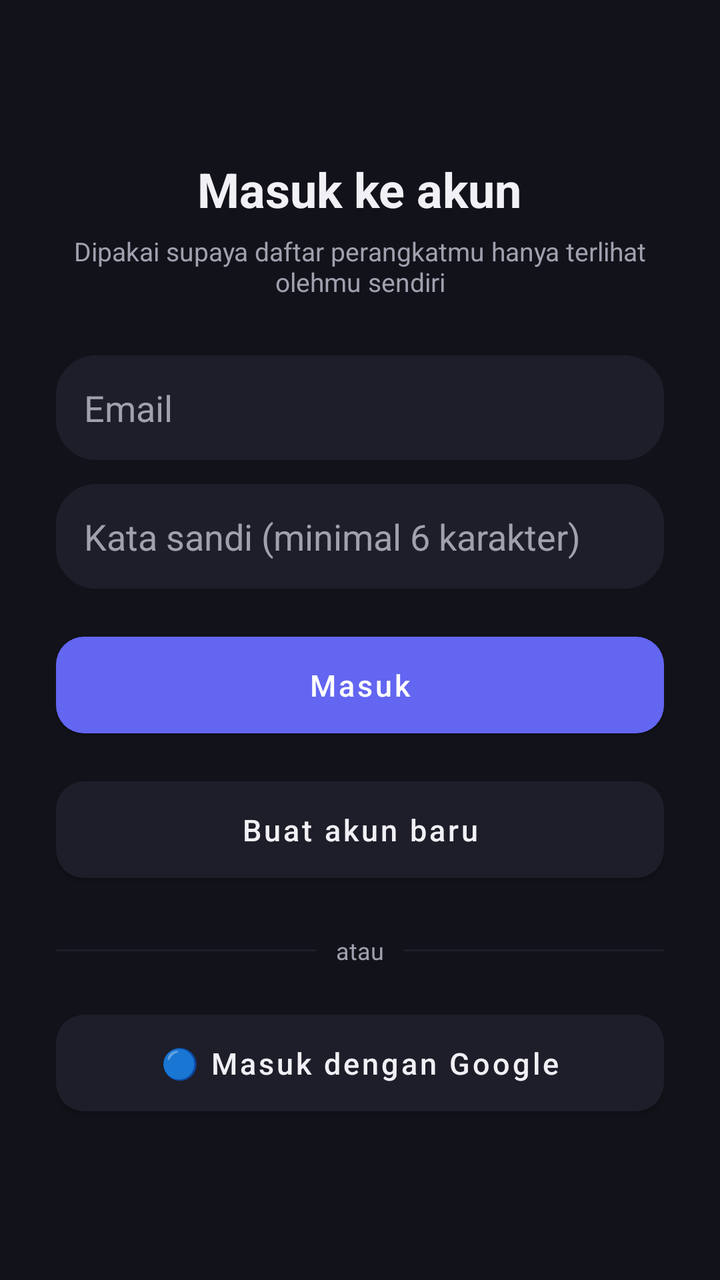
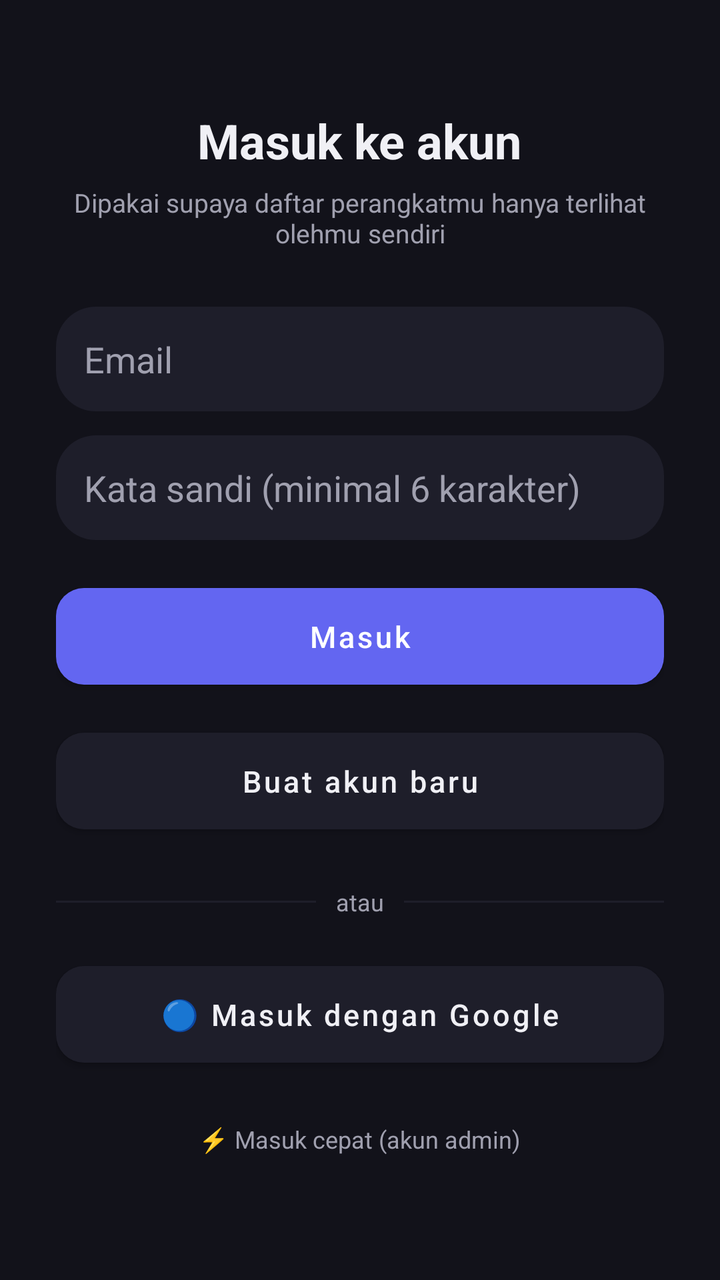

Screens rendered from an Android XML layout before and after an edit, with the pre-edit source and the edit as a unified diff.
<!-- AndroidManifest.xml: application theme Theme.RemoteCtl -->
<!-- res/layout/activity_login.xml -->
<?xml version="1.0" encoding="utf-8"?>
<LinearLayout xmlns:android="http://schemas.android.com/apk/res/android"
    android:layout_width="match_parent"
    android:layout_height="match_parent"
    android:background="@color/bg"
    android:orientation="vertical"
    android:gravity="center"
    android:padding="28dp">

    <TextView
        android:layout_width="wrap_content"
        android:layout_height="wrap_content"
        android:text="Masuk ke akun"
        android:textColor="@color/text_primary"
        android:textSize="24sp"
        android:textStyle="bold" />

    <TextView
        android:layout_width="wrap_content"
        android:layout_height="wrap_content"
        android:layout_marginTop="6dp"
        android:layout_marginBottom="28dp"
        android:text="Dipakai supaya daftar perangkatmu hanya terlihat olehmu sendiri"
        android:textColor="@color/text_secondary"
        android:textSize="13sp"
        android:gravity="center" />

    <EditText
        android:id="@+id/editEmail"
        android:layout_width="match_parent"
        android:layout_height="wrap_content"
        android:background="@drawable/bg_card"
        android:padding="14dp"
        android:hint="Email"
        android:textColorHint="@color/text_secondary"
        android:textColor="@color/text_primary"
        android:inputType="textEmailAddress" />

    <EditText
        android:id="@+id/editPassword"
        android:layout_width="match_parent"
        android:layout_height="wrap_content"
        android:layout_marginTop="12dp"
        android:background="@drawable/bg_card"
        android:padding="14dp"
        android:hint="Kata sandi (minimal 6 karakter)"
        android:textColorHint="@color/text_secondary"
        android:textColor="@color/text_primary"
        android:inputType="textPassword" />

    <TextView
        android:id="@+id/txtError"
        android:layout_width="match_parent"
        android:layout_height="wrap_content"
        android:layout_marginTop="10dp"
        android:textColor="@color/danger"
        android:textSize="13sp"
        android:visibility="gone" />

    <com.google.android.material.button.MaterialButton
        android:id="@+id/btnLogin"
        style="@style/RoundedButton"
        android:layout_width="match_parent"
        android:layout_height="wrap_content"
        android:layout_marginTop="18dp"
        android:text="Masuk" />

    <com.google.android.material.button.MaterialButton
        android:id="@+id/btnRegister"
        style="@style/RoundedButton.Secondary"
        android:layout_width="match_parent"
        android:layout_height="wrap_content"
        android:layout_marginTop="12dp"
        android:text="Buat akun baru" />

    <LinearLayout
        android:layout_width="match_parent"
        android:layout_height="wrap_content"
        android:orientation="horizontal"
        android:gravity="center_vertical"
        android:layout_marginTop="22dp"
        android:layout_marginBottom="18dp">

        <View
            android:layout_width="0dp"
            android:layout_weight="1"
            android:layout_height="1dp"
            android:background="@color/surface" />

        <TextView
            android:layout_width="wrap_content"
            android:layout_height="wrap_content"
            android:layout_marginHorizontal="10dp"
            android:text="atau"
            android:textColor="@color/text_secondary"
            android:textSize="12sp" />

        <View
            android:layout_width="0dp"
            android:layout_weight="1"
            android:layout_height="1dp"
            android:background="@color/surface" />
    </LinearLayout>

    <com.google.android.material.button.MaterialButton
        android:id="@+id/btnGoogle"
        style="@style/RoundedButton.Secondary"
        android:layout_width="match_parent"
        android:layout_height="wrap_content"
        android:text="🔵 Masuk dengan Google" />

</LinearLayout>
<!-- resources referenced by this layout -->
<resources>
  <color name="bg">#12121A</color>
  <color name="danger">#F87171</color>
  <color name="surface">#1E1E2A</color>
  <color name="text_primary">#F0F0F5</color>
  <color name="text_secondary">#A0A0AF</color>
  <!-- drawable bg_card (drawable) -->
  <?xml version="1.0" encoding="utf-8"?>
  <shape xmlns:android="http://schemas.android.com/apk/res/android" android:shape="rectangle">
      <solid android:color="@color/surface" />
      <corners android:radius="20dp" />
  </shape>
  <style name="RoundedButton" parent="Widget.MaterialComponents.Button">
          <item name="cornerRadius">14dp</item>
          <item name="android:textAllCaps">false</item>
          <item name="android:textSize">15sp</item>
          <item name="android:paddingTop">14dp</item>
          <item name="android:paddingBottom">14dp</item>
          <item name="backgroundTint">@color/primary</item>
      </style>
  <style name="RoundedButton.Secondary">
          <item name="backgroundTint">@color/surface</item>
          <item name="android:textColor">@color/text_primary</item>
      </style>
  <style name="Theme.RemoteCtl" parent="Theme.MaterialComponents.DayNight.NoActionBar">
          <item name="colorPrimary">@color/primary</item>
          <item name="colorPrimaryDark">@color/primary_dark</item>
          <item name="colorAccent">@color/primary</item>
          <item name="android:windowBackground">@color/bg</item>
          <item name="android:textColorPrimary">@color/text_primary</item>
          <item name="android:textColorSecondary">@color/text_secondary</item>
      </style>
  <color name="primary">#6366F1</color>
  <color name="primary_dark">#4F52DD</color>
</resources>

<!-- the commit's change to res/layout/activity_login.xml (unified diff, before → after) -->
@@ -109,4 +109,14 @@
         android:layout_height="wrap_content"
         android:text="🔵 Masuk dengan Google" />
 
+    <TextView
+        android:id="@+id/btnQuickLogin"
+        android:layout_width="wrap_content"
+        android:layout_height="wrap_content"
+        android:layout_marginTop="16dp"
+        android:padding="8dp"
+        android:text="⚡ Masuk cepat (akun admin)"
+        android:textColor="@color/text_secondary"
+        android:textSize="12sp" />
+
 </LinearLayout>
